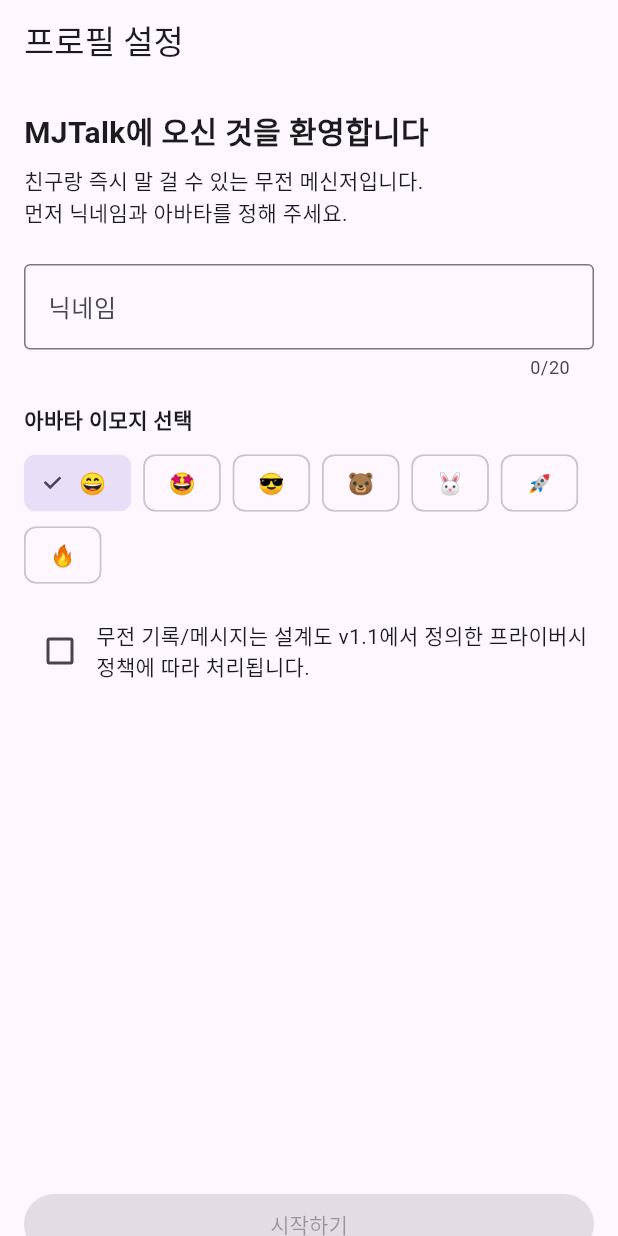
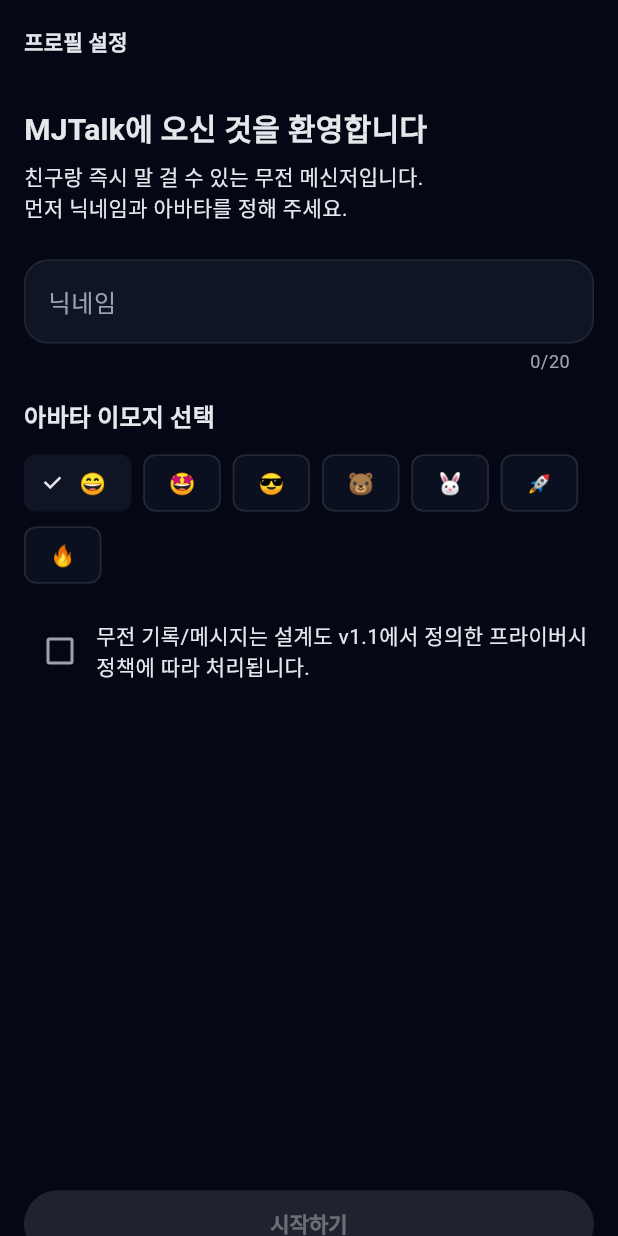
Before and after one commit to hyeonugang163-ship-it/wow, a Flutter app: the screen it shows after launch, on a phone screen of 412 x 824 dp. Run offline on Flutter 3.47's test engine with Material 3 defaults, Android fonts, the light colour scheme and no system bars; our stand-ins replace flutter_riverpod, go_router, just_audio; missing offline and left inert: record.

Commit message:
feat: 우주선급

```diff
--- a/lib/app_router.dart
+++ b/lib/app_router.dart
@@ -9,6 +9,7 @@
 import 'package:voyage/chat_page.dart';
 import 'package:voyage/debug/debug_logs_page.dart';
 import 'package:voyage/friends_page.dart';
+import 'package:voyage/home_tabs_page.dart';
 import 'package:voyage/onboarding/profile_onboarding_page.dart';
 import 'package:voyage/ptt_home_page.dart';
 import 'package:voyage/pre_alpha_info_page.dart';
@@ -55,7 +56,7 @@
         GoRoute(
           path: '/',
           name: 'home',
-          builder: (context, state) => const PttHomePage(),
+          builder: (context, state) => const HomeTabsPage(),
         ),
         GoRoute(
           path: '/friends',
@@ -87,6 +88,11 @@
           path: '/settings',
           name: 'settings',
           builder: (context, state) => const SettingsPage(),
+        ),
+        GoRoute(
+          path: '/ptt',
+          name: 'ptt_home',
+          builder: (context, state) => const PttHomePage(),
         ),
         GoRoute(
           path: '/pre-alpha-info',
--- /dev/null
+++ b/lib/core/theme/app_colors.dart
@@ -0,0 +1,29 @@
+import 'package:flutter/material.dart';
+
+/// Centralized color tokens for the app (voyage).
+class AppColors {
+  static const Color background = Color(0xFF050814);
+  static const Color surface = Color(0xFF0B1020);
+  static const Color surfaceElevated = Color(0xFF101526);
+
+  static const Color primary = Color(0xFF2F8FFF);
+  static const Color primarySoft = Color(0x332F8FFF);
+
+  static const Color secondary = Color(0xFF8B5CF6);
+  static const Color accent = Color(0xFF22C55E);
+
+  static const Color textPrimary = Color(0xFFE5E7EB);
+  static const Color textSecondary = Color(0xFF9CA3AF);
+  static const Color textDisabled = Color(0xFF6B7280);
+
+  static const Color borderSubtle = Color(0xFF1F2933);
+  static const Color chipBackground = Color(0xFF111827);
+
+  static const Color chatBackground = background;
+  static const Color chatBubbleMe = primary;
+  static const Color chatBubbleOther = Color(0xFF111827);
+
+  static const Color error = Color(0xFFEF4444);
+  static const Color warning = Color(0xFFF59E0B);
+  static const Color info = Color(0xFF3B82F6);
+}
--- /dev/null
+++ b/lib/core/theme/app_theme.dart
@@ -0,0 +1,177 @@
+import 'package:flutter/material.dart';
+import 'package:voyage/core/theme/app_colors.dart';
+
+class AppTheme {
+  const AppTheme._();
+
+  static ThemeData get darkTheme {
+    final base = ThemeData(
+      brightness: Brightness.dark,
+      useMaterial3: true,
+      colorScheme: _darkColorScheme,
+      scaffoldBackgroundColor: AppColors.background,
+    );
+
+    return base.copyWith(
+      appBarTheme: AppBarTheme(
+        backgroundColor: Colors.transparent,
+        elevation: 0,
+        centerTitle: false,
+        titleTextStyle: base.textTheme.titleLarge?.copyWith(
+          fontWeight: FontWeight.w600,
+          letterSpacing: 0.2,
+          color: AppColors.textPrimary,
+        ),
+        iconTheme: const IconThemeData(
+          color: AppColors.textPrimary,
+        ),
+      ),
+      cardTheme: CardTheme(
+        color: AppColors.surface,
+        shape: RoundedRectangleBorder(
+          borderRadius: BorderRadius.circular(16),
+        ),
+      ),
+      bottomNavigationBarTheme: const BottomNavigationBarThemeData(
+        backgroundColor: AppColors.surface,
+        selectedItemColor: AppColors.primary,
+        unselectedItemColor: AppColors.textSecondary,
+        type: BottomNavigationBarType.fixed,
+      ),
+      elevatedButtonTheme: ElevatedButtonThemeData(
+        style: ElevatedButton.styleFrom(
+          backgroundColor: AppColors.primary,
+          foregroundColor: AppColors.textPrimary,
+          shape: RoundedRectangleBorder(
+            borderRadius: BorderRadius.circular(24),
+          ),
+          padding: const EdgeInsets.symmetric(
+            horizontal: 20,
+            vertical: 12,
+          ),
+          textStyle: base.textTheme.labelLarge?.copyWith(
+            fontWeight: FontWeight.w600,
+          ),
+        ),
+      ),
+      filledButtonTheme: FilledButtonThemeData(
+        style: FilledButton.styleFrom(
+          backgroundColor: AppColors.primary,
+          foregroundColor: AppColors.textPrimary,
+          shape: RoundedRectangleBorder(
+            borderRadius: BorderRadius.circular(24),
+          ),
+          padding: const EdgeInsets.symmetric(
+            horizontal: 20,
+            vertical: 12,
+          ),
+          textStyle: base.textTheme.labelLarge?.copyWith(
+            fontWeight: FontWeight.w600,
+          ),
+        ),
+      ),
+      textButtonTheme: TextButtonThemeData(
+        style: TextButton.styleFrom(
+          foregroundColor: AppColors.primary,
+          textStyle: base.textTheme.bodyMedium?.copyWith(
+            fontWeight: FontWeight.w500,
+          ),
+        ),
+      ),
+      inputDecorationTheme: InputDecorationTheme(
+        filled: true,
+        fillColor: AppColors.surfaceElevated,
+        border: OutlineInputBorder(
+          borderRadius: BorderRadius.circular(16),
+          borderSide: const BorderSide(
+            color: AppColors.borderSubtle,
+          ),
+        ),
+        enabledBorder: OutlineInputBorder(
+          borderRadius: BorderRadius.circular(16),
+          borderSide: const BorderSide(
+            color: AppColors.borderSubtle,
+          ),
+        ),
+        focusedBorder: OutlineInputBorder(
+          borderRadius: BorderRadius.circular(16),
+          borderSide: const BorderSide(
+            color: AppColors.primary,
+          ),
+        ),
+        hintStyle: const TextStyle(
+          color: AppColors.textSecondary,
+        ),
+        labelStyle: const TextStyle(
+          color: AppColors.textSecondary,
+        ),
+      ),
+      textTheme: _buildTextTheme(base.textTheme),
+    );
+  }
+
+  static ThemeData get lightTheme {
+    return darkTheme;
+  }
+
+  static TextTheme _buildTextTheme(TextTheme base) {
+    return base.copyWith(
+      titleLarge: base.titleLarge?.copyWith(
+        fontSize: 20,
+        fontWeight: FontWeight.w600,
+        letterSpacing: 0.2,
+        color: AppColors.textPrimary,
+      ),
+      titleMedium: base.titleMedium?.copyWith(
+        fontWeight: FontWeight.w600,
+        color: AppColors.textPrimary,
+      ),
+      bodyLarge: base.bodyLarge?.copyWith(
+        color: AppColors.textPrimary,
+        height: 1.4,
+      ),
+      bodyMedium: base.bodyMedium?.copyWith(
+        color: AppColors.textPrimary,
+        height: 1.4,
+      ),
+      bodySmall: base.bodySmall?.copyWith(
+        color: AppColors.textSecondary,
+      ),
+      labelSmall: base.labelSmall?.copyWith(
+        color: AppColors.textSecondary,
+        fontSize: 11,
+      ),
+    );
+  }
+
+  static const ColorScheme _darkColorScheme = ColorScheme(
+    brightness: Brightness.dark,
+    primary: AppColors.primary,
+    onPrimary: AppColors.textPrimary,
+    primaryContainer: AppColors.primarySoft,
+    onPrimaryContainer: AppColors.textPrimary,
+    secondary: AppColors.secondary,
+    onSecondary: AppColors.textPrimary,
+    secondaryContainer: AppColors.surfaceElevated,
+    onSecondaryContainer: AppColors.textPrimary,
+    background: AppColors.background,
+    onBackground: AppColors.textPrimary,
+    surface: AppColors.surface,
+    onSurface: AppColors.textPrimary,
+    surfaceVariant: AppColors.surfaceElevated,
+    onSurfaceVariant: AppColors.textSecondary,
+    error: AppColors.error,
+    onError: AppColors.textPrimary,
+    outline: AppColors.borderSubtle,
+    outlineVariant: AppColors.borderSubtle,
+    shadow: Colors.black,
+    scrim: Colors.black,
+    inverseSurface: AppColors.textPrimary,
+    onInverseSurface: AppColors.background,
+    inversePrimary: AppColors.secondary,
+    tertiary: AppColors.accent,
+    onTertiary: AppColors.textPrimary,
+    tertiaryContainer: AppColors.surfaceElevated,
+    onTertiaryContainer: AppColors.textPrimary,
+  );
+}
--- a/lib/main.dart
+++ b/lib/main.dart
@@ -3,6 +3,7 @@
 import 'package:voyage/app_env.dart';
 import 'package:voyage/app_router.dart';
 import 'package:voyage/core/app_provider_observer.dart';
+import 'package:voyage/core/theme/app_theme.dart';
 import 'package:voyage/feature_flags.dart';
 import 'package:voyage/ptt_debug_log.dart';
 import 'package:voyage/ptt_lifecycle.dart';
@@ -89,10 +90,9 @@
   Widget build(BuildContext context) {
     return MaterialApp.router(
       title: 'MJTalk',
-      theme: ThemeData(
-        colorScheme: ColorScheme.fromSeed(seedColor: Colors.deepPurple),
-        useMaterial3: true,
-      ),
+      theme: AppTheme.lightTheme,
+      darkTheme: AppTheme.darkTheme,
+      themeMode: ThemeMode.dark,
       routerConfig: ref.watch(appRouterProvider),
     );
   }
--- a/lib/onboarding/profile_onboarding_page.dart
+++ b/lib/onboarding/profile_onboarding_page.dart
@@ -82,17 +82,19 @@
                     crossAxisAlignment:
                         CrossAxisAlignment.start,
                     children: [
-                      const Text(
+                      Text(
                         'MJTalk에 오신 것을 환영합니다',
-                        style: TextStyle(
-                          fontSize: 20,
-                          fontWeight: FontWeight.bold,
-                        ),
+                        style: Theme.of(context)
+                            .textTheme
+                            .titleLarge,
                       ),
                       const SizedBox(height: 8),
-                      const Text(
+                      Text(
                         '친구랑 즉시 말 걸 수 있는 무전 메신저입니다.\n'
                         '먼저 닉네임과 아바타를 정해 주세요.',
+                        style: Theme.of(context)
+                            .textTheme
+                            .bodyMedium,
                       ),
                       const SizedBox(height: 24),
                       TextField(
@@ -101,16 +103,15 @@
                         decoration: const InputDecoration(
                           labelText: '닉네임',
                           hintText: '예: MJ, 라디오맨',
-                          border: OutlineInputBorder(),
                         ),
                         onChanged: (_) => setState(() {}),
                       ),
                       const SizedBox(height: 16),
-                      const Text(
+                      Text(
                         '아바타 이모지 선택',
-                        style: TextStyle(
-                          fontWeight: FontWeight.w600,
-                        ),
+                        style: Theme.of(context)
+                            .textTheme
+                            .titleMedium,
                       ),
                       const SizedBox(height: 8),
                       Wrap(
```
Also changed, not shown: lib/chat_list_page.dart (+45 -6 lines), lib/chat_page.dart (+52 -28 lines), lib/friends_page.dart (+37 -4 lines), lib/home_tabs_page.dart (added, +57 -0 lines), lib/ptt_home_page.dart (+75 -58 lines), lib/settings_page.dart (+15 -9 lines).
